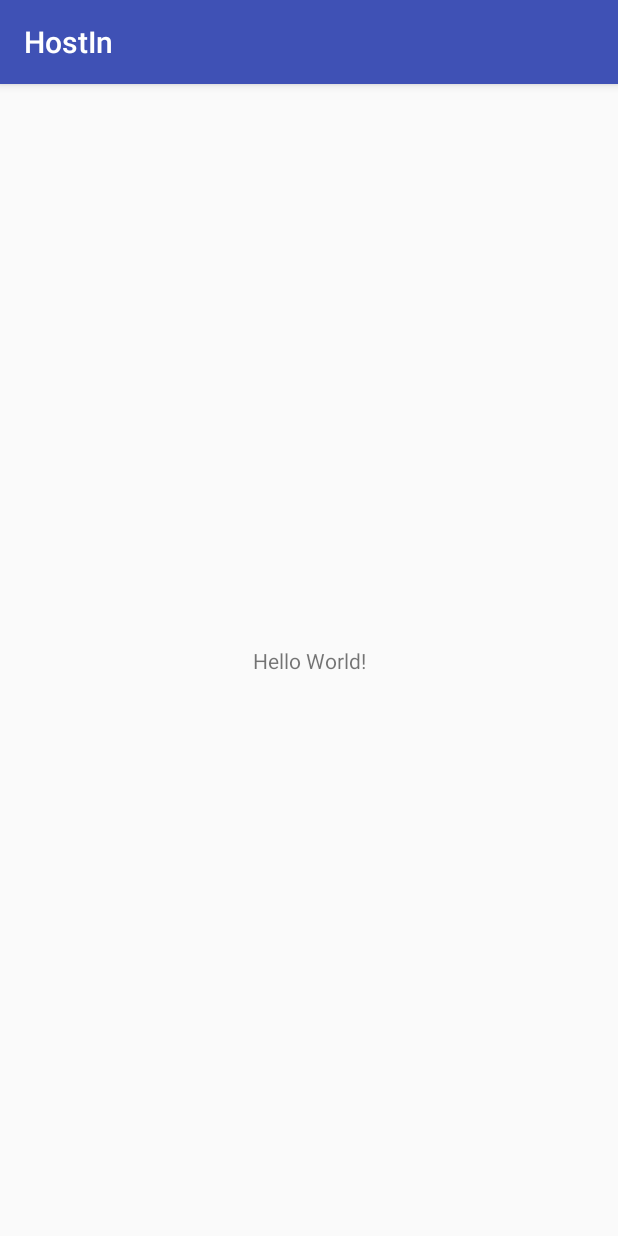
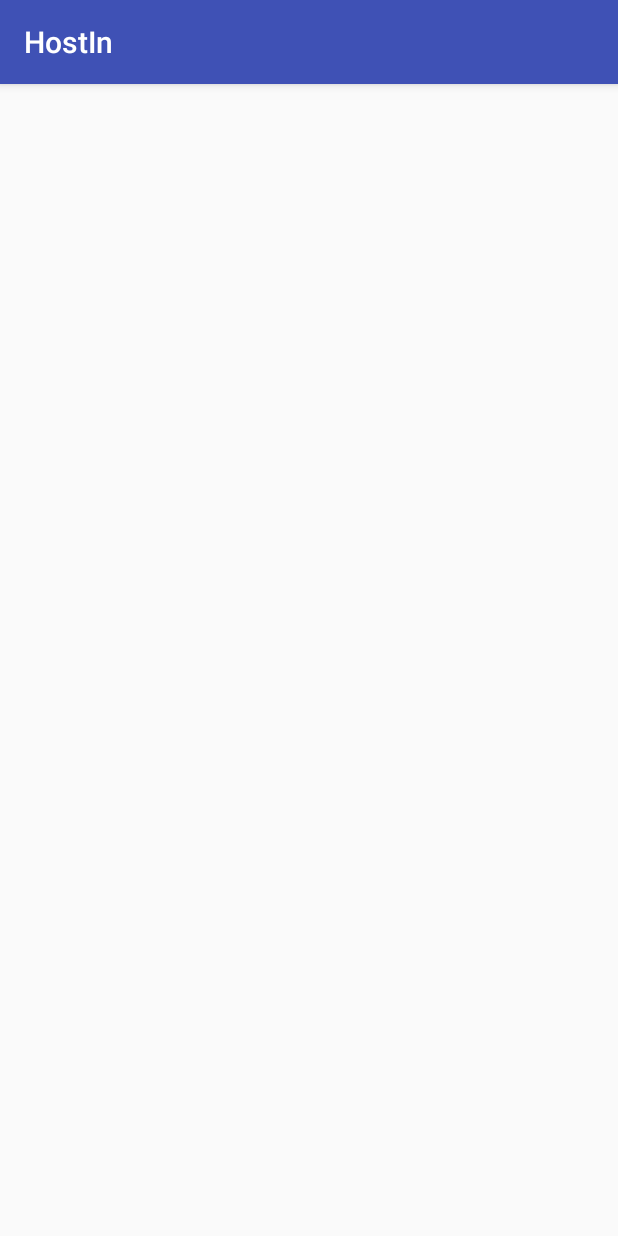
Before and after one commit to RanaMuneeb9/HostIn, an Android app: the screen it shows after launch (MainActivity), on a phone screen of 412 x 824 dp. Run offline under Robolectric (Android 15) with nearby library versions, the phone set to English and light mode, and no system bars.

Commit message:
1st Test

```diff
--- a/app/src/main/java/com/munib/hostin/MainActivity.java
+++ b/app/src/main/java/com/munib/hostin/MainActivity.java
@@ -2,6 +2,8 @@ package com.munib.hostin;
 
 import android.support.v7.app.AppCompatActivity;
 import android.os.Bundle;
+import android.view.View;
+import android.widget.Button;
 
 public class MainActivity extends AppCompatActivity {
 
@@ -9,5 +11,7 @@ public class MainActivity extends AppCompatActivity {
     protected void onCreate(Bundle savedInstanceState) {
         super.onCreate(savedInstanceState);
         setContentView(R.layout.activity_main);
+
+        View a= findViewById(R.id.all);
     }
 }
--- a/app/src/main/res/layout/activity_main.xml
+++ b/app/src/main/res/layout/activity_main.xml
@@ -1,18 +1,8 @@
 <?xml version="1.0" encoding="utf-8"?>
 <android.support.constraint.ConstraintLayout xmlns:android="http://schemas.android.com/apk/res/android"
-    xmlns:app="http://schemas.android.com/apk/res-auto"
     xmlns:tools="http://schemas.android.com/tools"
     android:layout_width="match_parent"
     android:layout_height="match_parent"
     tools:context="com.munib.hostin.MainActivity">
 
-    <TextView
-        android:layout_width="wrap_content"
-        android:layout_height="wrap_content"
-        android:text="Hello World!"
-        app:layout_constraintBottom_toBottomOf="parent"
-        app:layout_constraintLeft_toLeftOf="parent"
-        app:layout_constraintRight_toRightOf="parent"
-        app:layout_constraintTop_toTopOf="parent" />
-
 </android.support.constraint.ConstraintLayout>
```
